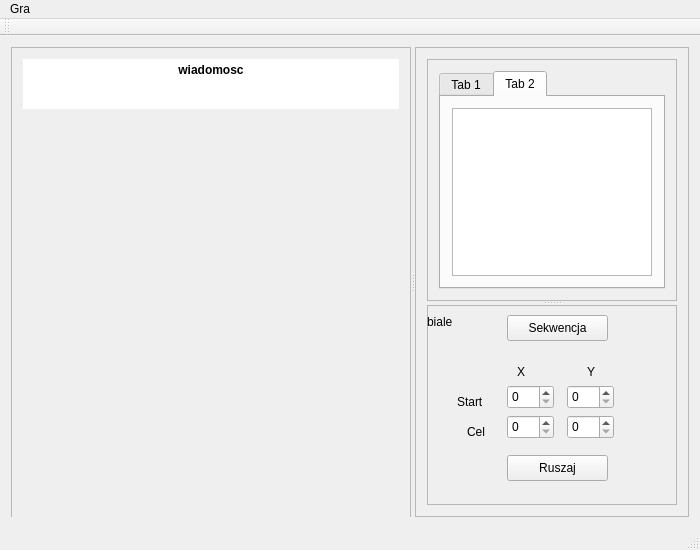
Before: the Qt Designer form mainwindow.ui in TheKrystek/ChessCam, drawn with Qt 5.
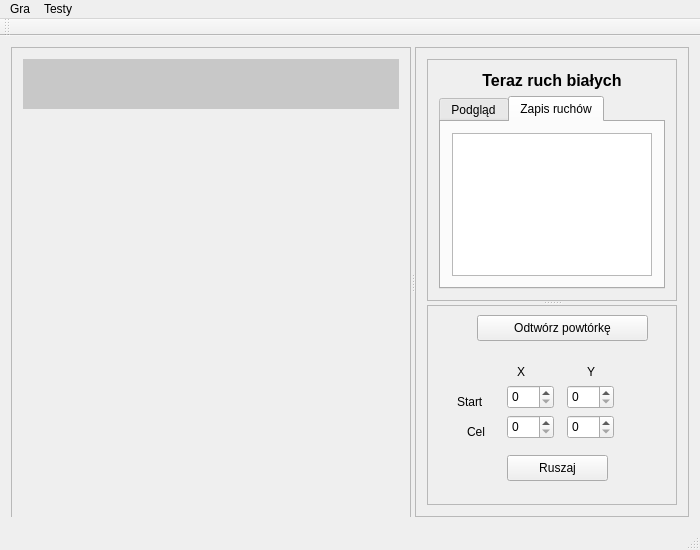
After: the same form once the commit is applied. Custom widgets are drawn as their Qt base class.

Patch:
```diff
--- a/mainwindow.ui
+++ b/mainwindow.ui
@@ -55,16 +55,19 @@
            </size>
           </property>
           <property name="styleSheet">
-           <string notr="true">background:none;
+           <string notr="true">background:#c8c8c8;
 border:none;
 </string>
           </property>
+          <property name="readOnly">
+           <bool>true</bool>
+          </property>
           <property name="html">
            <string>&lt;!DOCTYPE HTML PUBLIC &quot;-//W3C//DTD HTML 4.0//EN&quot; &quot;http://www.w3.org/TR/REC-html40/strict.dtd&quot;&gt;
 &lt;html&gt;&lt;head&gt;&lt;meta name=&quot;qrichtext&quot; content=&quot;1&quot; /&gt;&lt;style type=&quot;text/css&quot;&gt;
 p, li { white-space: pre-wrap; }
 &lt;/style&gt;&lt;/head&gt;&lt;body style=&quot; font-family:'Sans'; font-size:9pt; font-weight:400; font-style:normal;&quot;&gt;
-&lt;p align=&quot;center&quot; style=&quot; margin-top:0px; margin-bottom:0px; margin-left:0px; margin-right:0px; -qt-block-indent:0; text-indent:0px;&quot;&gt;&lt;span style=&quot; font-weight:600;&quot;&gt;wiadomosc&lt;/span&gt;&lt;/p&gt;&lt;/body&gt;&lt;/html&gt;</string>
+&lt;p style=&quot;-qt-paragraph-type:empty; margin-top:0px; margin-bottom:0px; margin-left:0px; margin-right:0px; -qt-block-indent:0; text-indent:0px;&quot;&gt;&lt;br /&gt;&lt;/p&gt;&lt;/body&gt;&lt;/html&gt;</string>
           </property>
          </widget>
         </item>
@@ -99,15 +102,28 @@
            <property name="frameShadow">
             <enum>QFrame::Raised</enum>
            </property>
-           <layout class="QHBoxLayout" name="horizontalLayout_4">
+           <layout class="QVBoxLayout" name="verticalLayout_2">
+            <item>
+             <widget class="QLabel" name="ruch">
+              <property name="text">
+               <string>&lt;html&gt;&lt;head/&gt;&lt;body&gt;&lt;p align=&quot;center&quot;&gt;&lt;span style=&quot; font-size:12pt; font-weight:600;&quot;&gt;Teraz ruch białych&lt;/span&gt;&lt;/p&gt;&lt;/body&gt;&lt;/html&gt;</string>
+              </property>
+             </widget>
+            </item>
             <item>
              <widget class="QTabWidget" name="tabWidget">
+              <property name="tabShape">
+               <enum>QTabWidget::Rounded</enum>
+              </property>
               <property name="currentIndex">
                <number>1</number>
               </property>
+              <property name="tabsClosable">
+               <bool>false</bool>
+              </property>
               <widget class="QWidget" name="tab">
                <attribute name="title">
-                <string>Tab 1</string>
+                <string>Podgląd</string>
                </attribute>
                <layout class="QHBoxLayout" name="horizontalLayout_5">
                 <item>
@@ -117,7 +133,7 @@
               </widget>
               <widget class="QWidget" name="tab_2">
                <attribute name="title">
-                <string>Tab 2</string>
+                <string>Zapis ruchów</string>
                </attribute>
                <layout class="QHBoxLayout" name="horizontalLayout_6">
                 <item>
@@ -262,27 +278,14 @@
            <widget class="QPushButton" name="pushButton_2">
             <property name="geometry">
              <rect>
-              <x>80</x>
+              <x>50</x>
               <y>10</y>
-              <width>101</width>
+              <width>171</width>
               <height>26</height>
              </rect>
             </property>
             <property name="text">
-             <string>Sekwencja</string>
-            </property>
-           </widget>
-           <widget class="QLabel" name="ruch">
-            <property name="geometry">
-             <rect>
-              <x>0</x>
-              <y>10</y>
-              <width>57</width>
-              <height>14</height>
-             </rect>
-            </property>
-            <property name="text">
-             <string>biale</string>
+             <string>Odtwórz powtórkę</string>
             </property>
            </widget>
           </widget>
@@ -307,8 +310,44 @@
     <property name="title">
      <string>Gra</string>
     </property>
+    <widget class="QMenu" name="menuPr_dko_animacji">
+     <property name="title">
+      <string>Prędkość animacji</string>
+     </property>
+     <addaction name="separator"/>
+     <addaction name="separator"/>
+     <addaction name="action1"/>
+     <addaction name="action2"/>
+     <addaction name="action3"/>
+     <addaction name="action4"/>
+     <addaction name="action5"/>
+     <addaction name="action6"/>
+     <addaction name="action7"/>
+     <addaction name="action8"/>
+     <addaction name="separator"/>
+     <addaction name="action9"/>
+     <addaction name="action10"/>
+     <addaction name="actionDomy_lna"/>
+    </widget>
+    <addaction name="actionRestart"/>
+    <addaction name="actionZapisz_powt_rk_gry"/>
+    <addaction name="actionWczytaj_powt_rk"/>
+    <addaction name="separator"/>
+    <addaction name="menuPr_dko_animacji"/>
+   </widget>
+   <widget class="QMenu" name="menuTesty">
+    <property name="title">
+     <string>Testy</string>
+    </property>
+    <addaction name="actionSzach"/>
+    <addaction name="actionRoszada_kr_tka"/>
+    <addaction name="actionRoszada"/>
+    <addaction name="actionPrzerwana_roszada"/>
+    <addaction name="actionBicie_w_przelocie"/>
+    <addaction name="separator"/>
    </widget>
    <addaction name="menuGra"/>
+   <addaction name="menuTesty"/>
   </widget>
   <widget class="QToolBar" name="mainToolBar">
    <attribute name="toolBarArea">
```
Left out of the diff: 112 changed lines with no effect on the pictures.
